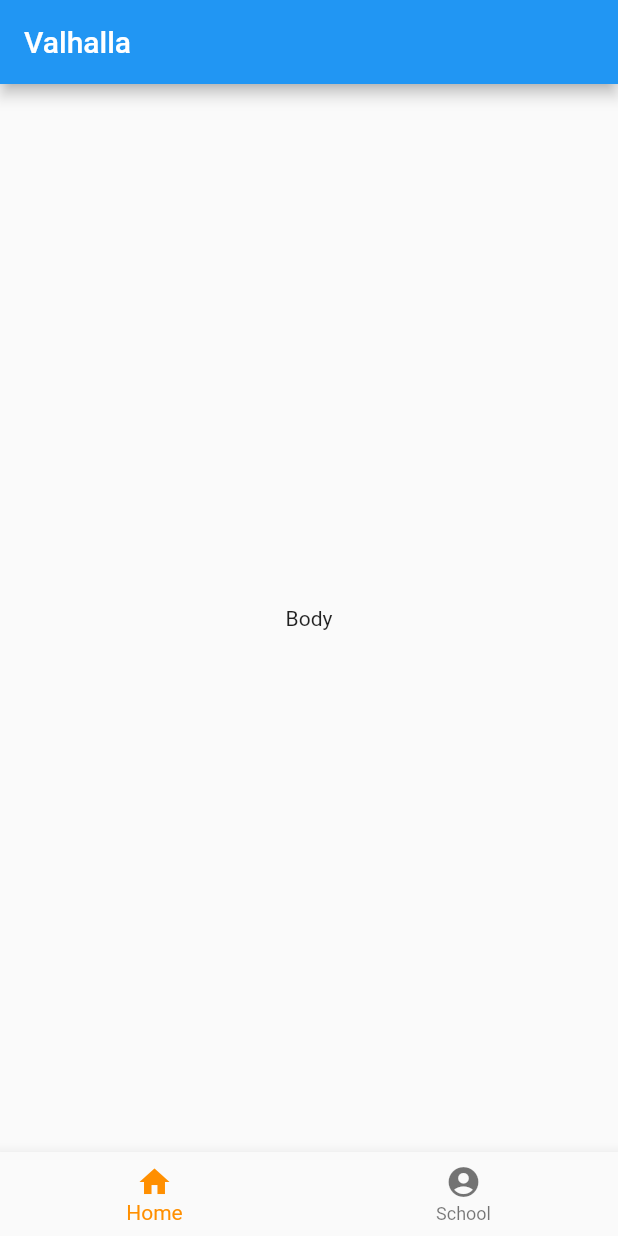
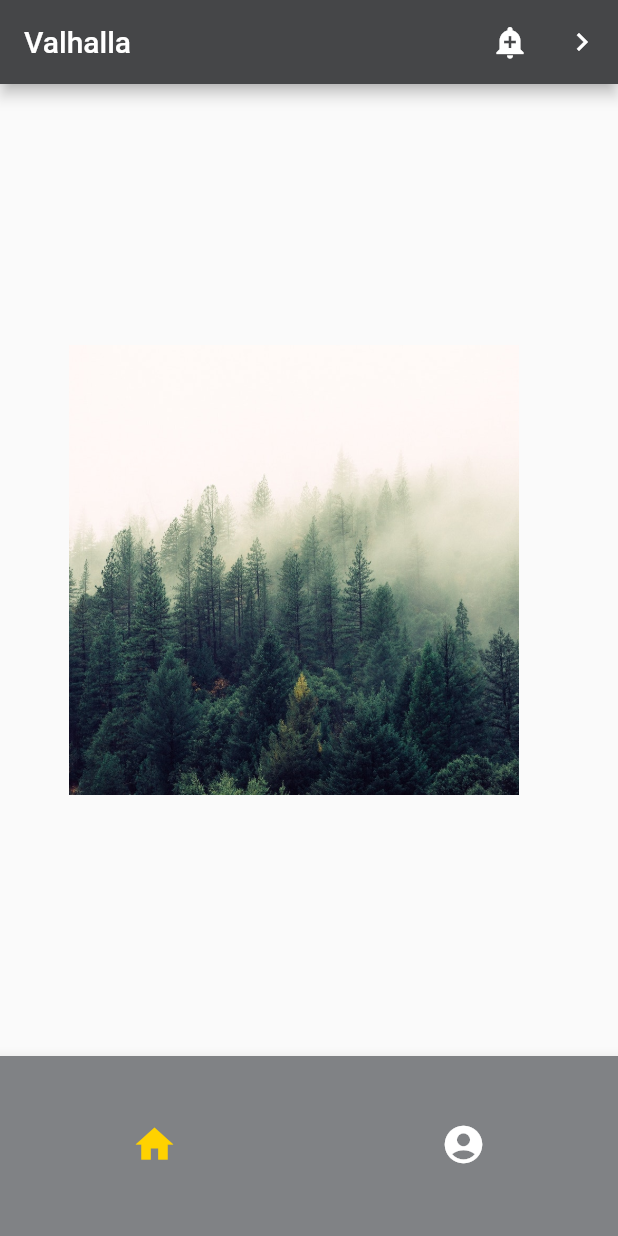
Before and after one commit to weincoder/flutterweincodeintermedio, a Flutter app: the screen it shows after launch, on a phone screen of 412 x 824 dp. Run offline on Flutter 3.47's test engine with Material 2 defaults, Android fonts, the phone set to English and light mode, and no system bars.

Commit message:
subiendo el widget de imágenes

```diff
--- a/ValhallaApp/lib/custom/widgets/home.dart
+++ b/ValhallaApp/lib/custom/widgets/home.dart
@@ -0,0 +1,22 @@
+import 'package:ValhallaApp/custom/widgets/our_app_bar.dart';
+import 'package:ValhallaApp/custom/widgets/our_footer.dart';
+import 'package:ValhallaApp/custom/widgets/our_image.dart';
+import 'package:flutter/material.dart';
+
+class Home extends StatelessWidget {
+
+  @override
+  Widget build(BuildContext context) {
+    return Scaffold(
+      appBar: OurAppBar(title: 'Valhalla', iconAppBar: Icon(Icons.add_alert)),
+      body: Center(
+          child: OurImage(pathImage: 'assets/images/tree.jpg',
+            widthImage: 300,
+            heightImage: 300,
+          ),
+      ),
+      bottomNavigationBar: OurFooter(iconLeft: Icon(Icons.home), iconRight: Icon(Icons.account_circle),),
+    );
+  }
+
+}
--- a/ValhallaApp/lib/custom/widgets/our_app_bar.dart
+++ b/ValhallaApp/lib/custom/widgets/our_app_bar.dart
@@ -0,0 +1,30 @@
+import 'package:ValhallaApp/custom/widgets/fundation/colors.dart';
+import 'package:ValhallaApp/custom/widgets/fundation/ourText.dart';
+import 'package:flutter/material.dart';
+
+class OurAppBar extends StatelessWidget with PreferredSizeWidget {
+  final String title;
+
+  final Icon iconAppBar;
+
+  OurAppBar({
+    this.title = "Default",
+    this.iconAppBar = const Icon(Icons.phone)
+  });
+
+  @override
+  Widget build(BuildContext context) {
+    return AppBar(
+      backgroundColor: SCALE_05,
+      title: H1(text: this.title),
+      actions: [
+        IconButton(icon: this.iconAppBar, onPressed: () => {print("hola mundo")}),
+        IconButton(icon: const Icon(Icons.navigate_next), onPressed: () => {print("hola mundo")})
+      ],
+    );
+  }
+
+  @override
+  Size get preferredSize => Size.fromHeight(kToolbarHeight);
+
+}
--- a/ValhallaApp/lib/custom/widgets/our_footer.dart
+++ b/ValhallaApp/lib/custom/widgets/our_footer.dart
@@ -0,0 +1,43 @@
+import 'package:ValhallaApp/custom/widgets/fundation/colors.dart';
+import 'package:flutter/material.dart';
+
+class OurFooter extends StatelessWidget {
+  final Icon iconLeft;
+  final Icon iconRight;
+
+  OurFooter({
+    this.iconRight = const Icon(Icons.add),
+    this.iconLeft = const Icon(Icons.add)
+  });
+
+  @override
+  Widget build(BuildContext context) {
+    return SizedBox(
+      height: 120.0,
+      child:  BottomNavigationBar(
+        backgroundColor: SCALE_04,
+        items: <BottomNavigationBarItem>[
+          BottomNavigationBarItem(
+            icon: this.iconLeft,
+            title: Text('Home'),
+          ),
+          BottomNavigationBarItem(
+            icon: this.iconRight,
+            title: Text('School'),
+          ),
+        ],
+        currentIndex: 0,
+        selectedItemColor: BRAND_PRIMARY,
+        unselectedItemColor: BRAND_SECONDARY,
+        iconSize: 30.0,
+        showSelectedLabels: false,
+        showUnselectedLabels: false,
+        onTap: (index) {
+          print("hola");
+        },
+      ),
+    );
+
+  }
+
+}
--- a/ValhallaApp/lib/custom/widgets/our_image.dart
+++ b/ValhallaApp/lib/custom/widgets/our_image.dart
@@ -0,0 +1,28 @@
+import 'package:flutter/material.dart';
+
+class OurImage extends StatelessWidget {
+  final String pathImage;
+  final double widthImage;
+  final double heightImage;
+  OurImage({this.pathImage,this.heightImage,this.widthImage});
+
+  @override
+  Widget build(BuildContext context) {
+    final photo = Container(
+      width: this.widthImage,
+      height: this.heightImage,
+      margin: EdgeInsets.only(right: 20.0),
+      decoration: BoxDecoration(
+        image: DecorationImage (
+          image: AssetImage (this.pathImage),
+          fit: BoxFit.cover
+
+        )
+      ),
+
+    );
+
+    return photo;
+  }
+
+}
--- a/ValhallaApp/lib/main.dart
+++ b/ValhallaApp/lib/main.dart
@@ -1,4 +1,6 @@
 import 'package:flutter/material.dart';
+
+import 'custom/widgets/home.dart';
 
 void main() {
   runApp(MyApp());
@@ -14,28 +16,7 @@
         primarySwatch: Colors.blue,
         visualDensity: VisualDensity.adaptivePlatformDensity,
       ),
-      home: Scaffold(
-        appBar: AppBar(
-          title: Text('Valhalla'),
-        ),
-        body: Center(
-            child: Text('Body')
-        ),
-        bottomNavigationBar: BottomNavigationBar(
-          items: const <BottomNavigationBarItem>[
-            BottomNavigationBarItem(
-              icon: Icon(Icons.home),
-              title: Text('Home'),
-            ),
-            BottomNavigationBarItem(
-              icon: Icon(Icons.account_circle),
-              title: Text('School'),
-            ),
-          ],
-          currentIndex: 0,
-          selectedItemColor: Colors.amber[800],
-        ),
-      ),
+      home: Home(),
     );
   }
 }
```
